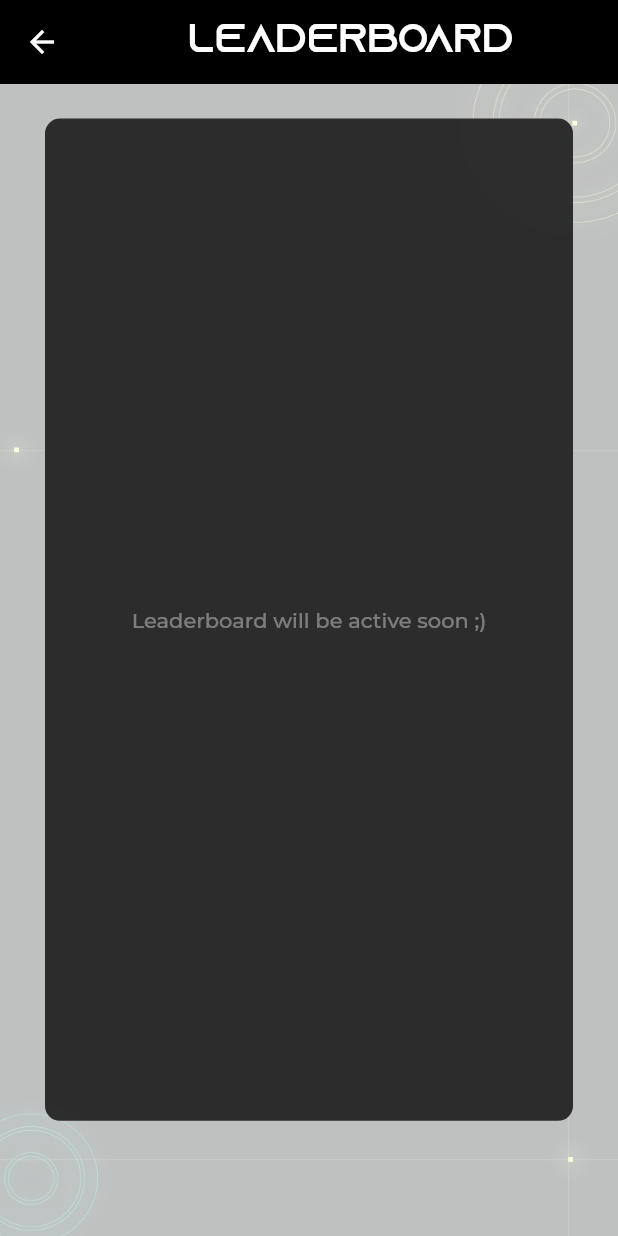
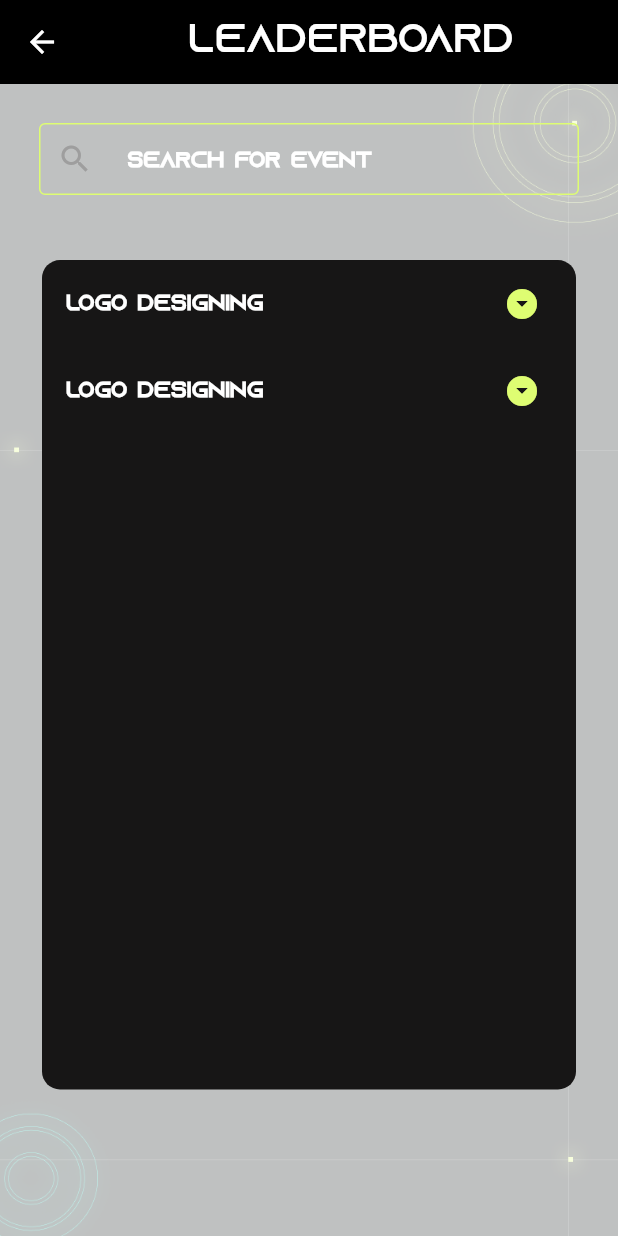
Before and after one commit to angathjr/Hestia-23, a Flutter app: the LeaderBoard screen opened directly, on a phone screen of 412 x 824 dp. Run offline on Flutter 3.47's test engine with Material 2 defaults, Android fonts, the phone set to English and light mode, and no system bars; our stand-ins replace cached_network_image, carousel_slider, circular_profile_avatar, cloud_firestore, feather_icons, firebase_core and 12 more; missing offline and left inert: flutter_polygon; accounts and stored records are empty; network calls fail.

Commit message:
modified theme file that color set globaly in starting

```diff
--- a/lib/home/views/leaderboard_card.dart
+++ b/lib/home/views/leaderboard_card.dart
@@ -126,34 +126,36 @@ class LeaderBoard extends StatelessWidget {
             elevation: 0,
           ),
           //body: futureLeaderboard(height, context),
-          body: AnimationConfiguration.synchronized(
-            child: FadeInAnimation(
-              duration:
-              const Duration(milliseconds: 2500),
-              curve: Curves.fastLinearToSlowEaseIn,
-              child: Center(
-                child: Container(
-                  margin: EdgeInsets.only(
-                    left: 30,
-                    right: 30,
-                    top: height * 0.03,
-                    bottom: height * 0.1,
-                  ),
-                  decoration: BoxDecoration(
-                    borderRadius: BorderRadius.circular(10),
-                    color: context.theme.cardColor.withOpacity(0.9),
-                  ),
-                  child: Center(
-                    child: Text(
-                      "Leaderboard will be active soon ;)",
-                      style: context.theme.textTheme.bodyMedium
-                          ?.copyWith(color: context.theme.disabledColor),
-                    ),
-                  ),
-                ),
-              ),
-            ),
-          ),
+          body:futureLeaderboard(height, context)
+
+          //  AnimationConfiguration.synchronized(
+          //   child: FadeInAnimation(
+          //     duration:
+          //     const Duration(milliseconds: 2500),
+          //     curve: Curves.fastLinearToSlowEaseIn,
+          //     child: Center(
+          //       child: Container(
+          //         margin: EdgeInsets.only(
+          //           left: 30,
+          //           right: 30,
+          //           top: height * 0.03,
+          //           bottom: height * 0.1,
+          //         ),
+          //         decoration: BoxDecoration(
+          //           borderRadius: BorderRadius.circular(10),
+          //           color: context.theme.cardColor.withOpacity(0.9),
+          //         ),
+          //         child: Center(
+          //           child: Text(
+          //             "Leaderboard will be active soon ;)",
+          //             style: context.theme.textTheme.bodyMedium
+          //                 ?.copyWith(color: context.theme.disabledColor),
+          //           ),
+          //         ),
+          //       ),
+          //     ),
+          //   ),
+          // ),
         ),
       ),
     );
--- a/lib/theme/model/themes.dart
+++ b/lib/theme/model/themes.dart
@@ -3,6 +3,11 @@ import 'package:get/get.dart';
 import 'package:get_storage/get_storage.dart';
 import 'package:google_fonts/google_fonts.dart';
 import 'package:hestia_23/theme/controllers/theme_controller.dart';
+
+Color  futureColor =const Color(0xffDEFD72);
+Color  pastColor =const Color(0xffF7CD93);
+Color  presentColor =const Color(0xffFFD730);
+
 
 class Themes {
   // FUTURE  THEME
@@ -75,9 +80,21 @@ class Themes {
     scaffoldBackgroundColor: Colors.black,
     iconTheme: const IconThemeData(color: Colors.white),
     focusColor: Colors.grey,
+    inputDecorationTheme:  InputDecorationTheme(
+      activeIndicatorBorder: BorderSide(color: futureColor),
+      enabledBorder: OutlineInputBorder(
+        borderSide: BorderSide(color: futureColor),
+      ),
+      disabledBorder: OutlineInputBorder(
+        borderSide: BorderSide.none,
+      ),
+      focusedBorder: OutlineInputBorder(
+        borderSide: BorderSide(color: futureColor),
+      ),
+    ),
 
-    primaryColor: const Color(0xffDEFD72),
-    secondaryHeaderColor: const Color(0xffFFD730),
+    primaryColor:  futureColor,
+    secondaryHeaderColor:  presentColor,
     canvasColor: const Color(0xff1A1A1A),
     cardColor: const Color(0xff1C1C1C),
 
@@ -125,9 +142,22 @@ class Themes {
 
     scaffoldBackgroundColor: Colors.black,
     iconTheme: const IconThemeData(color: Colors.white),
-    primaryColor: const Color(0xffFFD730),
+    primaryColor:  presentColor,
     canvasColor: const Color(0xff1A1A1A),
     cardColor: const Color(0xff1C1C1C),
+
+      inputDecorationTheme:  InputDecorationTheme(
+      activeIndicatorBorder: BorderSide(color:  presentColor),
+      enabledBorder: OutlineInputBorder(
+        borderSide: BorderSide(color:  presentColor),
+      ),
+      disabledBorder: OutlineInputBorder(
+        borderSide: BorderSide.none,
+      ),
+      focusedBorder: OutlineInputBorder(
+        borderSide: BorderSide(color:   presentColor),
+      ),
+    ),
 
     //text themes
 
@@ -149,7 +179,7 @@ class Themes {
         fontWeight: FontWeight.w300,
       ),
       bodyLarge: GoogleFonts.poppins(
-          fontWeight: FontWeight.w700, color: const Color(0xffDEFD72)),
+          fontWeight: FontWeight.w700, color:  futureColor),
       bodyMedium: GoogleFonts.montserrat(
         fontWeight: FontWeight.w500,
       ),
@@ -173,9 +203,25 @@ class Themes {
 
     scaffoldBackgroundColor: Colors.black,
     iconTheme: const IconThemeData(color: Colors.white),
-    primaryColor: const Color(0xffF7CD93),
+    primaryColor:  pastColor,
     canvasColor: const Color(0xff1A1A1A),
     cardColor: const Color(0xff1A1A1A),
+
+
+
+
+     inputDecorationTheme:  InputDecorationTheme(
+      activeIndicatorBorder: BorderSide(color:pastColor),
+      enabledBorder: OutlineInputBorder(
+        borderSide: BorderSide(color: pastColor),
+      ),
+      disabledBorder: const OutlineInputBorder(
+        borderSide: BorderSide.none,
+      ),
+      focusedBorder: OutlineInputBorder(
+        borderSide: BorderSide(color: pastColor),
+      ),
+    ),
 
     //text themes
 
@@ -197,7 +243,7 @@ class Themes {
         fontWeight: FontWeight.w300,
       ),
       bodyLarge: GoogleFonts.poppins(
-          fontWeight: FontWeight.w700, color: const Color(0xffDEFD72)),
+          fontWeight: FontWeight.w700, color:  futureColor),
       bodyMedium: GoogleFonts.montserrat(
         fontWeight: FontWeight.w500,
       ),
```
